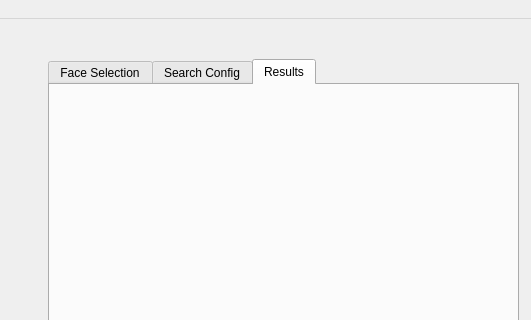
Above: form.ui from su-per-man/Photo-Nexus before the change; both pictures show x 82 to 613 and y 0 to 320 of the 800 by 600 pixel window. Below: the same form after it.
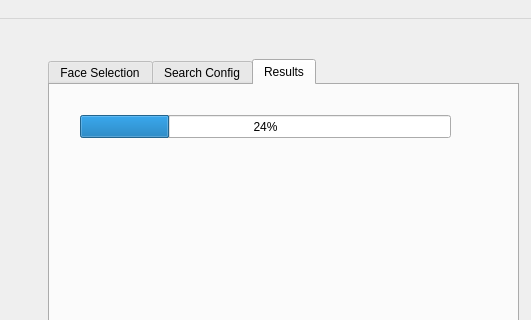
That is the form after the change. The open tabs and pages were chosen to show the change.

```diff
--- a/form.ui
+++ b/form.ui
@@ -158,6 +158,19 @@
      <attribute name="title">
       <string>Results</string>
      </attribute>
+     <widget class="QProgressBar" name="progressBar">
+      <property name="geometry">
+       <rect>
+        <x>30</x>
+        <y>30</y>
+        <width>371</width>
+        <height>23</height>
+       </rect>
+      </property>
+      <property name="value">
+       <number>24</number>
+      </property>
+     </widget>
     </widget>
    </widget>
   </widget>
```
Left out of the diff: 7 changed lines with no effect on the pictures.
